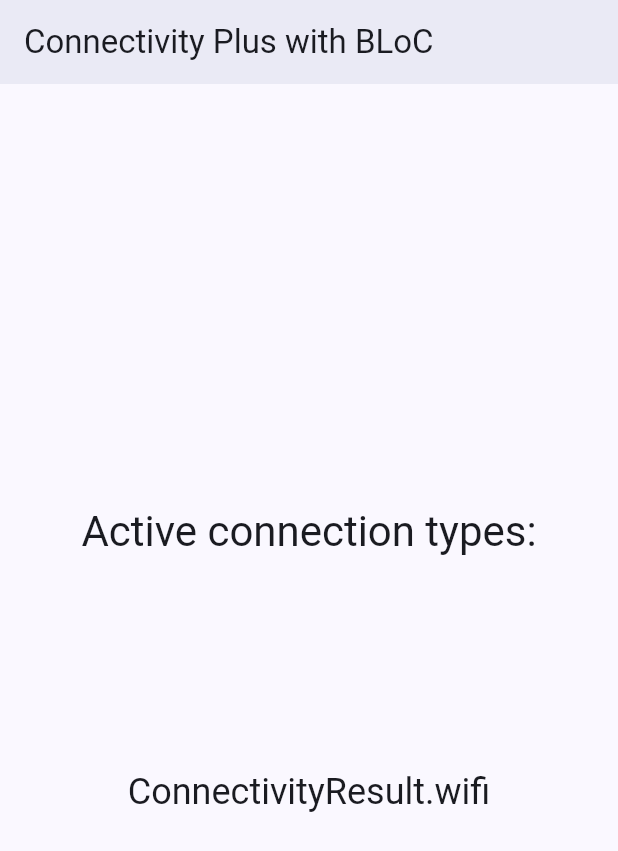
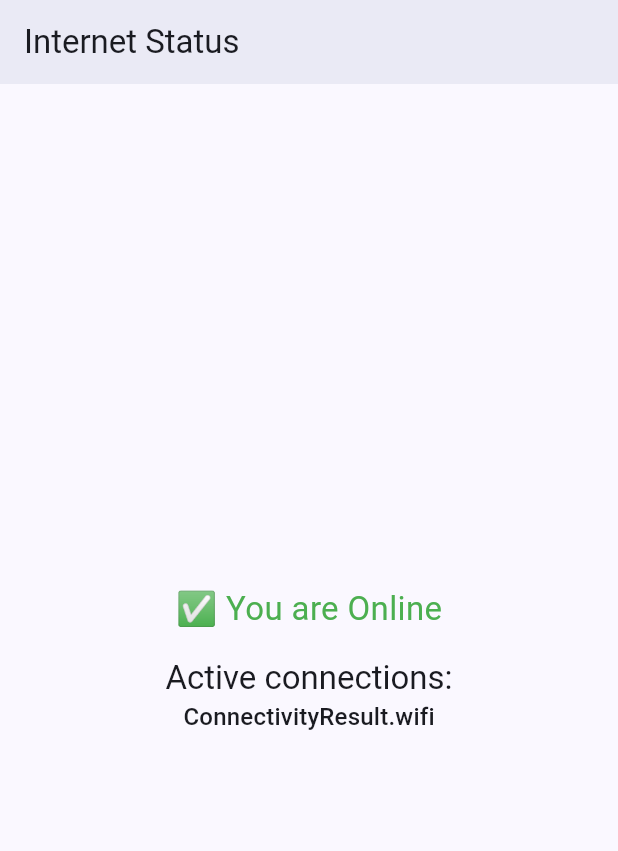
Before and after one commit to KalitorifyOff/connectivity_poc, a Flutter app: the screen it shows after launch, on a phone screen of 412 x 824 dp. Shown: the top 851 px of the screen. Run offline on Flutter 3.47's test engine with Material 3 defaults, Android fonts, the light colour scheme and no system bars; our stand-ins replace connectivity_plus, flutter_bloc.

Commit message:
online and offline state added

```diff
--- a/connectivitypoc/lib/bloc/internet/internet_bloc.dart
+++ b/connectivitypoc/lib/bloc/internet/internet_bloc.dart
@@ -1,18 +1,16 @@
 import 'dart:async';
-import 'dart:developer' as developer;
 
-import 'package:bloc/bloc.dart';
 import 'package:connectivity_plus/connectivity_plus.dart';
+import 'package:connectivitypoc/bloc/internet/internet_event.dart';
+import 'package:connectivitypoc/bloc/internet/internet_state.dart';
 import 'package:flutter/services.dart';
-
-part 'internet_event.dart';
-part 'internet_state.dart';
+import 'package:flutter_bloc/flutter_bloc.dart';
 
 class InternetBloc extends Bloc<InternetEvent, InternetState> {
   final Connectivity _connectivity = Connectivity();
   StreamSubscription<List<ConnectivityResult>>? _subscription;
 
-  InternetBloc() : super(InternetState.initial()) {
+  InternetBloc() : super(const InternetOffline()) {
     on<InternetObserveRequested>(_onObserveRequested);
     on<InternetConnectionChanged>(_onConnectionChanged);
   }
@@ -23,13 +21,13 @@ class InternetBloc extends Bloc<InternetEvent, InternetState> {
   ) async {
     try {
       final result = await _connectivity.checkConnectivity();
-      emit(state.copyWith(connectionResults: result));
+      _emitConnectionState(result, emit);
 
       _subscription = _connectivity.onConnectivityChanged.listen((result) {
         add(InternetConnectionChanged(result));
       });
     } on PlatformException catch (e) {
-      developer.log('Couldn\'t check connectivity status', error: e);
+      print(e.toString());
     }
   }
 
@@ -37,8 +35,21 @@ class InternetBloc extends Bloc<InternetEvent, InternetState> {
     InternetConnectionChanged event,
     Emitter<InternetState> emit,
   ) {
-    emit(state.copyWith(connectionResults: event.connectionResults));
-    print('Connectivity changed: ${event.connectionResults}');
+    _emitConnectionState(event.connectionResults, emit);
+  }
+
+  void _emitConnectionState(
+    List<ConnectivityResult> results,
+    Emitter<InternetState> emit,
+  ) {
+    // If any of the result is not 'none', we consider it online
+    final isOnline = results.any((r) => r != ConnectivityResult.none);
+
+    if (isOnline) {
+      emit(InternetOnline(results));
+    } else {
+      emit(const InternetOffline());
+    }
   }
 
   @override
--- a/connectivitypoc/lib/bloc/internet/internet_event.dart
+++ b/connectivitypoc/lib/bloc/internet/internet_event.dart
@@ -1,5 +1,4 @@
-part of 'internet_bloc.dart';
-
+import 'package:connectivity_plus/connectivity_plus.dart';
 
 abstract class InternetEvent {}
 
--- a/connectivitypoc/lib/bloc/internet/internet_state.dart
+++ b/connectivitypoc/lib/bloc/internet/internet_state.dart
@@ -1,18 +1,15 @@
-part of 'internet_bloc.dart';
+import 'package:connectivity_plus/connectivity_plus.dart';
 
-class InternetState {
+abstract class InternetState {
+  const InternetState();
+}
+
+class InternetOnline extends InternetState {
   final List<ConnectivityResult> connectionResults;
 
-  const InternetState({required this.connectionResults});
+  const InternetOnline(this.connectionResults);
+}
 
-  factory InternetState.initial() =>
-      const InternetState(connectionResults: [ConnectivityResult.none]);
-
-  InternetState copyWith({
-    List<ConnectivityResult>? connectionResults,
-  }) {
-    return InternetState(
-      connectionResults: connectionResults ?? this.connectionResults,
-    );
-  }
+class InternetOffline extends InternetState {
+  const InternetOffline();
 }
--- a/connectivitypoc/lib/main.dart
+++ b/connectivitypoc/lib/main.dart
@@ -1,4 +1,6 @@
 import 'package:connectivitypoc/bloc/internet/internet_bloc.dart';
+import 'package:connectivitypoc/bloc/internet/internet_event.dart';
+import 'package:connectivitypoc/bloc/internet/internet_state.dart';
 import 'package:flutter/material.dart';
 import 'package:flutter_bloc/flutter_bloc.dart';
 
@@ -7,17 +9,16 @@
 }
 
 class MyApp extends StatelessWidget {
-  const MyApp({Key? key}) : super(key: key);
-
+  const MyApp({super.key});
   @override
   Widget build(BuildContext context) {
     return BlocProvider(
       create: (_) => InternetBloc()..add(InternetObserveRequested()),
       child: MaterialApp(
-        title: 'Flutter Demo',
+        title: 'Connectivity BLoC Demo',
         theme: ThemeData(
           useMaterial3: true,
-          colorSchemeSeed: const Color(0x9f4376f8),
+          colorSchemeSeed: const Color(0xFF4376F8),
         ),
         home: const MyHomePage(),
       ),
@@ -25,42 +26,55 @@
   }
 }
 
+/// Main UI
 class MyHomePage extends StatelessWidget {
   const MyHomePage({super.key});
-
   @override
   Widget build(BuildContext context) {
     return Scaffold(
-      appBar: AppBar(
-        title: const Text('Connectivity Plus with BLoC'),
-        elevation: 4,
-      ),
+      appBar: AppBar(title: const Text('Internet Status'), elevation: 4),
       body: BlocBuilder<InternetBloc, InternetState>(
         builder: (context, state) {
+          if (state is InternetOnline) {
             return Column(
-            mainAxisSize: MainAxisSize.min,
               children: [
                 const Spacer(flex: 2),
+                const Text(
+                  '✅ You are Online',
+                  style: TextStyle(fontSize: 22, color: Colors.green),
+                ),
+                const SizedBox(height: 16),
                 Text(
-                'Active connection types:',
-                style: Theme.of(context).textTheme.headlineMedium,
+                  'Active connections:',
+                  style: Theme.of(context).textTheme.titleLarge,
                 ),
-              const Spacer(),
                 ListView(
                   shrinkWrap: true,
-                children: List.generate(
-                  state.connectionResults.length,
-                  (index) => Center(
+                  children:
+                      state.connectionResults
+                          .map(
+                            (r) => Center(
                               child: Text(
-                      state.connectionResults[index].toString(),
-                      style: Theme.of(context).textTheme.headlineSmall,
+                                r.toString(),
+                                style: Theme.of(context).textTheme.titleMedium,
                               ),
                             ),
-                ),
+                          )
+                          .toList(),
                 ),
                 const Spacer(flex: 2),
               ],
             );
+          } else if (state is InternetOffline) {
+            return const Center(
+              child: Text(
+                '❌ You are Offline',
+                style: TextStyle(fontSize: 22, color: Colors.red),
+              ),
+            );
+          } else {
+            return const Center(child: CircularProgressIndicator());
+          }
         },
       ),
     );
```
Lines whose indentation alone changed are shown as unchanged.
